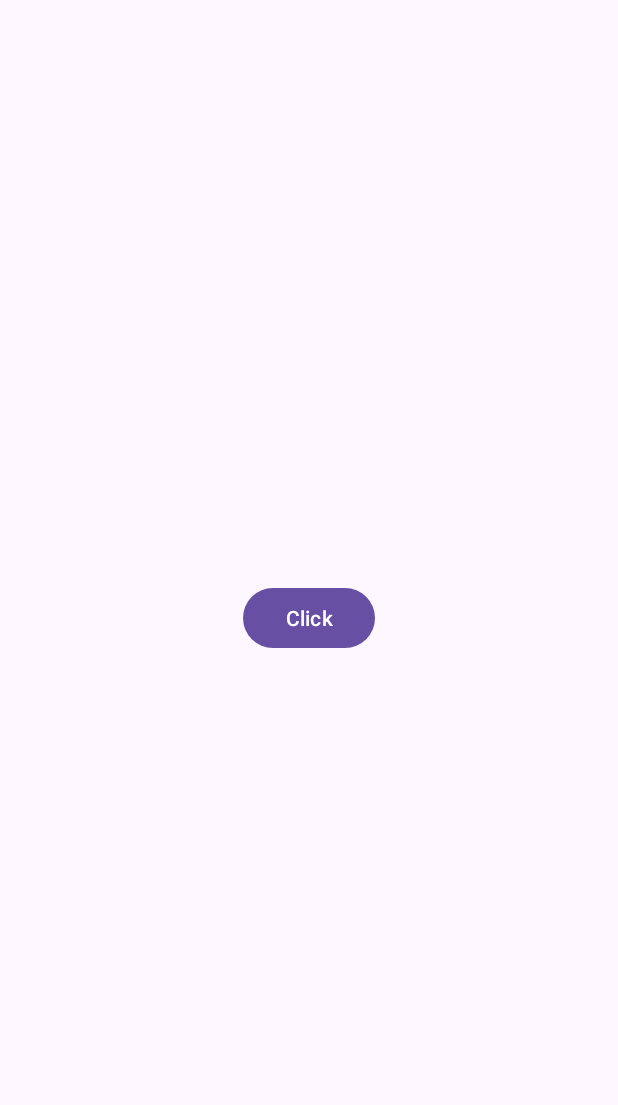
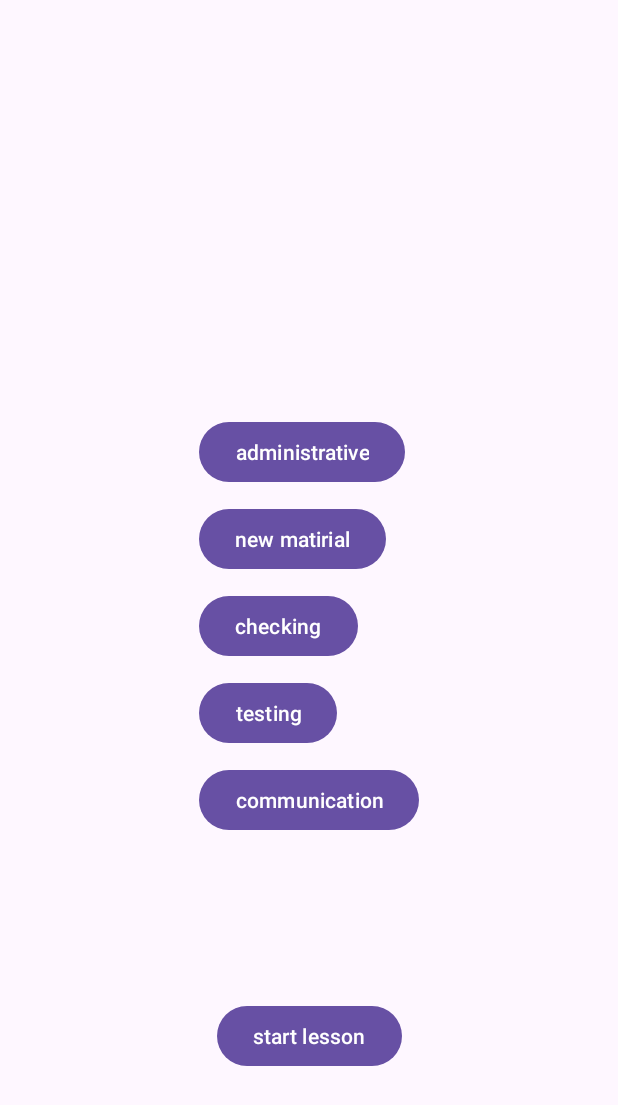
Before and after one commit to EvgeniiShturba/TeacherTimer, an Android app: the screen it shows after launch (MainActivity), on a phone screen of 412 x 824 dp. Shown: the top 1105 px of the screen. Run offline under Robolectric (Android 15) with nearby library versions, the phone set to English and light mode, and no system bars.

Commit message:
timer and choosing LessonActivities work;

```diff
--- a/app/src/main/java/com/shturba/teachertimer/ui/timer/TimerFragment.kt
+++ b/app/src/main/java/com/shturba/teachertimer/ui/timer/TimerFragment.kt
@@ -1,14 +1,12 @@
 package com.shturba.teachertimer.ui.timer
 
 import android.os.Bundle
-import android.util.Log
 import android.view.LayoutInflater
 import android.view.View
 import android.view.ViewGroup
 import androidx.fragment.app.Fragment
 import androidx.fragment.app.viewModels
 import com.shturba.teachertimer.databinding.FragmentTimerBinding
-import com.shturba.teachertimer.utils.TAG
 
 class TimerFragment : Fragment() {
 
@@ -27,9 +25,27 @@ class TimerFragment : Fragment() {
 
     override fun onViewCreated(view: View, savedInstanceState: Bundle?) {
         super.onViewCreated(view, savedInstanceState)
-
-        binding.buttonClick.setOnClickListener {
-            Log.i(TAG, "${System.currentTimeMillis()}")
+        binding.buttonStart.setOnClickListener {
+            viewModel.start()
+            binding.buttonStart.visibility = View.GONE
+        }
+        binding.buttonAdmin.setOnClickListener {
+            viewModel.changeActivity(LessonActivity.ADMINISTRATIVE)
+        }
+        binding.buttonNew.setOnClickListener {
+            viewModel.changeActivity(LessonActivity.NEW_MATERIAL)
+        }
+        binding.buttonCheck.setOnClickListener {
+            viewModel.changeActivity(LessonActivity.CHECKING)
+        }
+        binding.buttonTest.setOnClickListener {
+            viewModel.changeActivity(LessonActivity.TESTING)
+        }
+        binding.buttonCommun.setOnClickListener {
+            viewModel.changeActivity(LessonActivity.COMMUNICATION)
+        }
+        viewModel.timerValue.observe(viewLifecycleOwner) { timerValue ->
+            binding.textTimer.text = timerValue
         }
     }
 
--- a/app/src/main/res/layout/fragment_timer.xml
+++ b/app/src/main/res/layout/fragment_timer.xml
@@ -6,16 +6,73 @@
     android:layout_height="match_parent"
     tools:context=".ui.timer.TimerFragment">
 
-    <Button
-        android:id="@+id/button_click"
+    <LinearLayout
+        android:id="@+id/button_container"
         android:layout_width="wrap_content"
         android:layout_height="wrap_content"
-        android:text="Click"
+        android:orientation="vertical"
         app:layout_constraintBottom_toBottomOf="parent"
+        app:layout_constraintEnd_toEndOf="parent"
+        app:layout_constraintStart_toStartOf="parent"
+        app:layout_constraintTop_toTopOf="parent">
+
+        <Button
+            android:id="@+id/button_admin"
+            android:layout_width="wrap_content"
+            android:layout_height="wrap_content"
+            android:layout_marginTop="10dp"
+            android:text="administrative" />
+
+        <Button
+            android:id="@+id/button_new"
+            android:layout_width="wrap_content"
+            android:layout_height="wrap_content"
+            android:layout_marginTop="10dp"
+            android:text="new matirial" />
+
+        <Button
+            android:id="@+id/button_check"
+            android:layout_width="wrap_content"
+            android:layout_height="wrap_content"
+            android:layout_marginTop="10dp"
+            android:text="checking" />
+
+        <Button
+            android:id="@+id/button_test"
+            android:layout_width="wrap_content"
+            android:layout_height="wrap_content"
+            android:layout_marginTop="10dp"
+            android:text="testing" />
+
+        <Button
+            android:id="@+id/button_commun"
+            android:layout_width="wrap_content"
+            android:layout_height="wrap_content"
+            android:layout_marginTop="10dp"
+            android:text="communication" />
+    </LinearLayout>
+
+    <Button
+        android:id="@+id/button_start"
+        android:layout_width="wrap_content"
+        android:layout_height="wrap_content"
+        android:text="start lesson"
+        app:layout_constraintBottom_toBottomOf="parent"
+        app:layout_constraintEnd_toEndOf="parent"
+        app:layout_constraintStart_toStartOf="parent"
+        app:layout_constraintTop_toBottomOf="@+id/button_container" />
+
+    <TextView
+        android:id="@+id/text_timer"
+        android:layout_width="wrap_content"
+        android:layout_height="wrap_content"
+        android:textSize="32sp"
+        android:textStyle="bold"
+        app:layout_constraintBottom_toTopOf="@+id/button_container"
         app:layout_constraintEnd_toEndOf="parent"
         app:layout_constraintHorizontal_bias="0.5"
         app:layout_constraintStart_toStartOf="parent"
         app:layout_constraintTop_toTopOf="parent"
-        app:layout_constraintVertical_bias="0.5" />
+        tools:text="00:00" />
 
 </androidx.constraintlayout.widget.ConstraintLayout>
```
Also changed, not shown: app/src/main/java/com/shturba/teachertimer/ui/timer/TimerViewModel.kt (+61 -1 lines).
